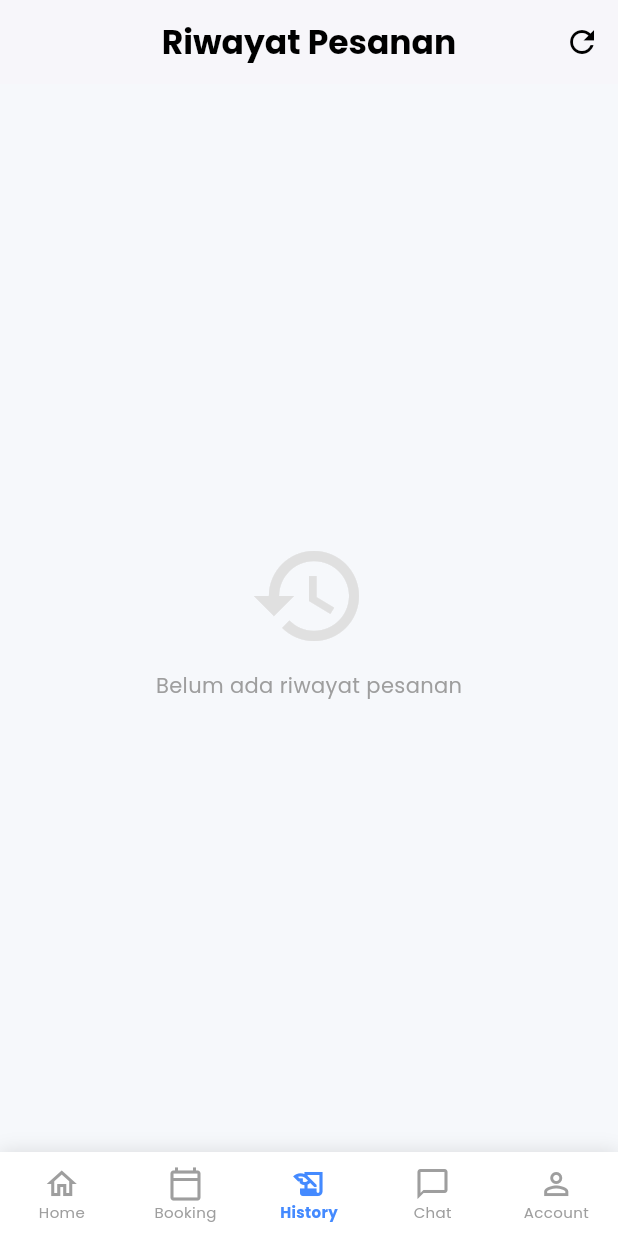
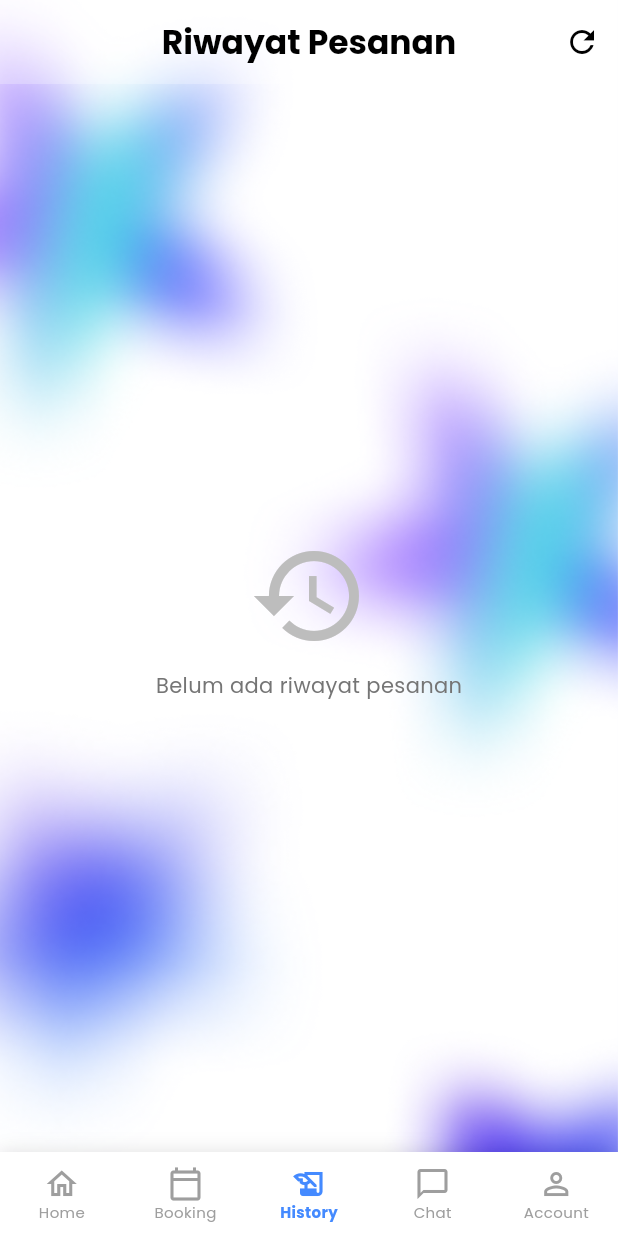
Before and after one commit to Zekken23/Mobilelab_flutter, a Flutter app: the DashboardView screen opened by its route, item 3 of the bottom bar chosen, after a tap on the "refresh" icon, on a phone screen of 412 x 824 dp. Run offline on Flutter 3.47's test engine with Material 3 defaults, Android fonts, the light colour scheme and no system bars; our stand-ins replace flutter_dotenv, flutter_map, geocoding, geolocator, get, google_fonts and 3 more; accounts and stored records are empty.

Commit message:
background modifier

```diff
--- a/lib/app/modules/chat/chat_view.dart
+++ b/lib/app/modules/chat/chat_view.dart
@@ -2,9 +2,6 @@ import 'package:flutter/material.dart';
 import 'package:get/get.dart';
 import 'package:google_fonts/google_fonts.dart';
 import 'chat_controller.dart';
-
-// Hapus import profile karena tidak dipakai untuk foto
-// import '../profile/profile_controller.dart';
 
 class ChatView extends StatelessWidget {
   final ChatController controller = Get.put(ChatController());
@@ -29,10 +26,10 @@ class ChatView extends StatelessWidget {
           child: Row(
             mainAxisSize: MainAxisSize.min,
             children: [
-              const Icon(Icons.smart_toy, color: Colors.white, size: 20), // Icon Bot
+              const Icon(Icons.smart_toy, color: Colors.white, size: 20),
               const SizedBox(width: 8),
               Text(
-                "Raja Bot Assistant", // Ganti Nama agar user tau ini bot
+                "Raja cuci Assistant",
                 style: GoogleFonts.poppins(
                   color: Colors.white,
                   fontWeight: FontWeight.bold,
@@ -127,8 +124,8 @@ class ChatView extends StatelessWidget {
               padding: const EdgeInsets.symmetric(horizontal: 16, vertical: 12),
               decoration: BoxDecoration(
                 color: msg.isSender
-                    ? const Color(0xFF2E3192) // Warna User (Biru Tua)
-                    : const Color(0xFFF0F2F5), // Warna Bot (Abu Muda)
+                    ? const Color(0xFF2E3192)
+                    : const Color(0xFFF0F2F5),
                 borderRadius: BorderRadius.only(
                   topLeft: const Radius.circular(16),
                   topRight: const Radius.circular(16),
@@ -159,8 +156,6 @@ class ChatView extends StatelessWidget {
               ),
             ),
           ),
-
-          // Icon User (Kanan)
           if (msg.isSender)
             const Padding(
               padding: EdgeInsets.only(left: 10),
--- a/lib/app/modules/dashboard/dashboard_view.dart
+++ b/lib/app/modules/dashboard/dashboard_view.dart
@@ -16,20 +16,18 @@ class DashboardView extends GetView<DashboardController> {
   Widget build(BuildContext context) {
     return Scaffold(
       backgroundColor: const Color(0xFFF6F8FB),
-
-      // --- BODY DENGAN 6 HALAMAN ---
       body: Obx(() => IndexedStack(
         index: controller.tabIndex.value,
         children: [
-          _buildHomeView(),         // Index 0: Home
-          const OrderView(),        // Index 1: Booking
-          const HistoryView(),      // Index 2: History (SUDAH KEMBALI)
-          ChatView(),               // Index 3: Chat
-          const ProfileView(),      // Index 4: Profile
+          _buildHomeView(),
+          const OrderView(),
+          const HistoryView(),
+          ChatView(),
+          const ProfileView(),
         ],
       )),
 
-      // --- NAVBAR BAWAH (6 ITEM) ---
+      // --- NAVBAR BAWAH ---
       bottomNavigationBar: Obx(() => Container(
         decoration: BoxDecoration(
           boxShadow: [BoxShadow(color: Colors.black12, blurRadius: 10)]
@@ -40,7 +38,7 @@ class DashboardView extends GetView<DashboardController> {
           selectedItemColor: Colors.blueAccent,
           unselectedItemColor: Colors.grey,
           showUnselectedLabels: true,
-          type: BottomNavigationBarType.fixed, // Wajib fixed jika item > 3
+          type: BottomNavigationBarType.fixed,
           backgroundColor: Colors.white,
           elevation: 0,
           selectedLabelStyle: GoogleFonts.poppins(fontSize: 10, fontWeight: FontWeight.bold),
@@ -57,13 +55,11 @@ class DashboardView extends GetView<DashboardController> {
     );
   }
 
-  // --- TAMPILAN UTAMA (HOME) ---
   Widget _buildHomeView() {
     final profileC = Get.put(ProfileController());
 
     return Stack(
       children: [
-        // 1. BACKGROUND IMAGE (PALING BELAKANG)
         Container(
           width: double.infinity,
           height: double.infinity,
--- a/lib/app/modules/history/history_controller.dart
+++ b/lib/app/modules/history/history_controller.dart
@@ -23,8 +23,8 @@ class HistoryController extends GetxController {
       final response = await Supabase.instance.client
           .from('orders')
           .select()
-          .eq('user_id', user.id) // Filter berdasarkan User ID
-          .order('created_at', ascending: false); // Urutkan dari terbaru
+          .eq('user_id', user.id)
+          .order('created_at', ascending: false);
 
       myOrders.value = List<Map<String, dynamic>>.from(response);
     } catch (e) {
--- a/lib/app/modules/history/history_view.dart
+++ b/lib/app/modules/history/history_view.dart
@@ -11,13 +11,17 @@ class HistoryView extends StatelessWidget {
     final controller = Get.put(HistoryController());
 
     return Scaffold(
+      extendBodyBehindAppBar: true,
       backgroundColor: const Color(0xFFF6F8FB),
       appBar: AppBar(
-        title: Text("Riwayat Pesanan", style: GoogleFonts.poppins(fontWeight: FontWeight.bold, color: Colors.black)),
-        backgroundColor: Colors.white,
-        elevation: 1,
+        title: Text(
+          "Riwayat Pesanan",
+          style: GoogleFonts.poppins(fontWeight: FontWeight.bold, color: Colors.black)
+        ),
         centerTitle: true,
-        automaticallyImplyLeading: false, // Hilangkan back button karena di navbar
+        backgroundColor: Colors.white.withOpacity(0.25),
+        elevation: 0,
+        automaticallyImplyLeading: false,
         actions: [
           IconButton(
             icon: const Icon(Icons.refresh, color: Colors.black),
@@ -25,7 +29,23 @@ class HistoryView extends StatelessWidget {
           )
         ],
       ),
-      body: Obx(() {
+
+      body: Stack(
+        children: [
+          Container(
+            height: double.infinity,
+            width: double.infinity,
+            decoration: const BoxDecoration(
+              image: DecorationImage(
+                image: AssetImage('assets/pemesback.png'),
+                fit: BoxFit.cover,
+              ),
+            ),
+          ),
+
+          // 2. KONTEN LIST RIWAYAT
+          SafeArea(
+            child: Obx(() {
               if (controller.isLoading.value) {
                 return const Center(child: CircularProgressIndicator());
               }
@@ -35,9 +55,12 @@ class HistoryView extends StatelessWidget {
                   child: Column(
                     mainAxisAlignment: MainAxisAlignment.center,
                     children: [
-                Icon(Icons.history, size: 80, color: Colors.grey.shade300),
+                      Icon(Icons.history, size: 80, color: Colors.grey.shade400),
                       const SizedBox(height: 10),
-                Text("Belum ada riwayat pesanan", style: GoogleFonts.poppins(color: Colors.grey)),
+                      Text(
+                        "Belum ada riwayat pesanan",
+                        style: GoogleFonts.poppins(color: Colors.grey.shade600)
+                      ),
                     ],
                   ),
                 );
@@ -52,6 +75,9 @@ class HistoryView extends StatelessWidget {
                 },
               );
             }),
+          ),
+        ],
+      ),
     );
   }
 
@@ -61,13 +87,24 @@ class HistoryView extends StatelessWidget {
     // Ambil tanggal saja (YYYY-MM-DD)
     String tanggal = order['created_at'].toString().split('T')[0];
 
-    // Tentukan Progress Value (0.0 - 1.0)
+    // Tentukan Progress Value (0.0 - 1.0) & Warna Status
     double progress = 0.1;
-    if (status == "Sedang Dicuci") progress = 0.25;
-    else if (status == "Sedang Dijemur") progress = 0.50;
-    else if (status == "Sedang Disetrika") progress = 0.75;
-    else if (status == "Siap Diambil" || status == "Diantar Kurir") progress = 0.90;
-    else if (status == "Selesai" || status == "Sampai Tujuan") progress = 1.0;
+    Color statusColor = const Color(0xFF1E64D8);
+    if (status == "Sedang Dicuci") {
+      progress = 0.25;
+    } else if (status == "Sedang Dijemur") {
+      progress = 0.50;
+      statusColor = Colors.orange;
+    } else if (status == "Sedang Disetrika") {
+      progress = 0.75;
+      statusColor = Colors.purple;
+    } else if (status == "Siap Diambil" || status == "Diantar Kurir") {
+      progress = 0.90;
+      statusColor = Colors.blue;
+    } else if (status == "Selesai" || status == "Sampai Tujuan") {
+      progress = 1.0;
+      statusColor = Colors.grey; // Abu-abu kalau sudah selesai
+    }
 
     return Container(
       margin: const EdgeInsets.only(bottom: 16),
@@ -76,8 +113,9 @@ class HistoryView extends StatelessWidget {
         color: Colors.white,
         borderRadius: BorderRadius.circular(15),
         boxShadow: [
-          BoxShadow(color: Colors.black.withOpacity(0.05), blurRadius: 10, offset: const Offset(0, 4))
+          BoxShadow(color: Colors.black.withOpacity(0.08), blurRadius: 10, offset: const Offset(0, 4))
         ],
+        border: Border.all(color: Colors.white.withOpacity(0.5)), // Border tipis
       ),
       child: Row(
         crossAxisAlignment: CrossAxisAlignment.start,
@@ -92,7 +130,7 @@ class HistoryView extends StatelessWidget {
                 child: CircularProgressIndicator(
                   value: progress,
                   backgroundColor: Colors.grey.shade100,
-                  color: const Color(0xFF1E64D8), // Biru Utama
+                  color: statusColor,
                   strokeWidth: 6,
                 ),
               ),
@@ -101,7 +139,7 @@ class HistoryView extends StatelessWidget {
                 style: GoogleFonts.poppins(
                   fontSize: 12,
                   fontWeight: FontWeight.bold,
-                  color: const Color(0xFF1E64D8),
+                  color: statusColor,
                 ),
               ),
             ],
@@ -119,14 +157,25 @@ class HistoryView extends StatelessWidget {
                   style: GoogleFonts.poppins(fontWeight: FontWeight.bold, fontSize: 16),
                 ),
                 const SizedBox(height: 4),
-                Text(
+                Container(
+                  padding: const EdgeInsets.symmetric(horizontal: 8, vertical: 2),
+                  decoration: BoxDecoration(
+                    color: statusColor.withOpacity(0.1),
+                    borderRadius: BorderRadius.circular(4)
+                  ),
+                  child: Text(
                     status,
-                  style: GoogleFonts.poppins(fontWeight: FontWeight.w600, color: Colors.black87),
+                    style: GoogleFonts.poppins(
+                      fontWeight: FontWeight.w600,
+                      color: statusColor,
+                      fontSize: 12
                     ),
-                const SizedBox(height: 4),
+                  ),
+                ),
+                const SizedBox(height: 6),
                 Text(
                   "Dibuat: $tanggal",
-                  style: GoogleFonts.poppins(fontSize: 12, color: const Color(0xFF648DDB)),
+                  style: GoogleFonts.poppins(fontSize: 12, color: Colors.grey),
                 ),
               ],
             ),
--- a/lib/app/modules/login/login_controller.dart
+++ b/lib/app/modules/login/login_controller.dart
@@ -2,7 +2,6 @@ import 'package:flutter/material.dart';
 import 'package:get/get.dart';
 import 'package:supabase_flutter/supabase_flutter.dart';
 import '../../routes/app_pages.dart';
-// Import AdminView agar bisa diarahkan ke sana
 import '../admin/admin_view.dart';
 
 class LoginController extends GetxController {
--- a/lib/app/modules/order/order_view.dart
+++ b/lib/app/modules/order/order_view.dart
@@ -38,20 +38,18 @@ class OrderView extends GetView<OrderController> {
       // --- MODIFIKASI DIMULAI DARI SINI (STACK) ---
       body: Stack(
         children: [
-          // 1. BACKGROUND IMAGE
           Container(
             height: double.infinity,
             width: double.infinity,
             decoration: const BoxDecoration(
               image: DecorationImage(
-                // Ganti dengan nama file background Anda
-                image: AssetImage("assets/pemesananbackground.png"),
+                image: AssetImage("assets/pemesback.png"),
                 fit: BoxFit.cover,
               ),
             ),
             // Tambahan: Lapisan putih transparan agar teks tetap mudah dibaca
             child: Container(
-              color: Colors.white.withOpacity(0.85),
+              color: Colors.white.withOpacity(0.15),
             ),
           ),
 
--- a/lib/app/routes/app_routes.dart
+++ b/lib/app/routes/app_routes.dart
@@ -1,5 +1,4 @@
 part of 'app_pages.dart';
-// DO NOT EDIT. This is code generated via package:get_cli/get_cli.dart
 
 abstract class Routes {
   Routes._();
--- a/pubspec.yaml
+++ b/pubspec.yaml
@@ -73,6 +73,7 @@ flutter:
   assets:
     - .env
     - assets/logorajalaundry.png
+    - assets/pemesback.png
     - assets/
 
   # An image asset can refer to one or more resolution-specific "variants", see
```
Also changed, not shown: assets/pemesback.png (renamed from assets/pemesananbackground.png). Lines whose indentation alone changed are shown as unchanged.
